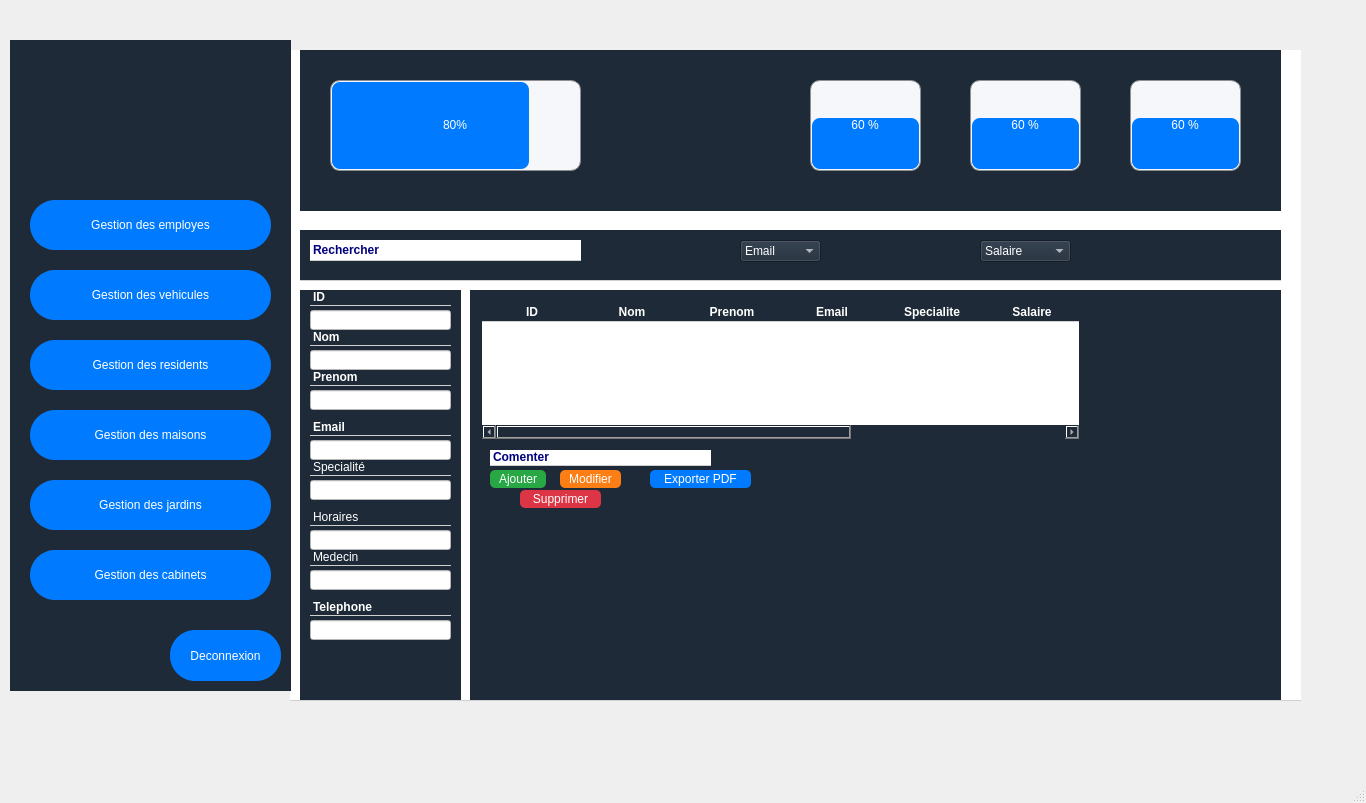
The window that mainwindow.ui (hamdidhiaeddine/SmartCity-) describes before a commit, drawn with Qt 5.
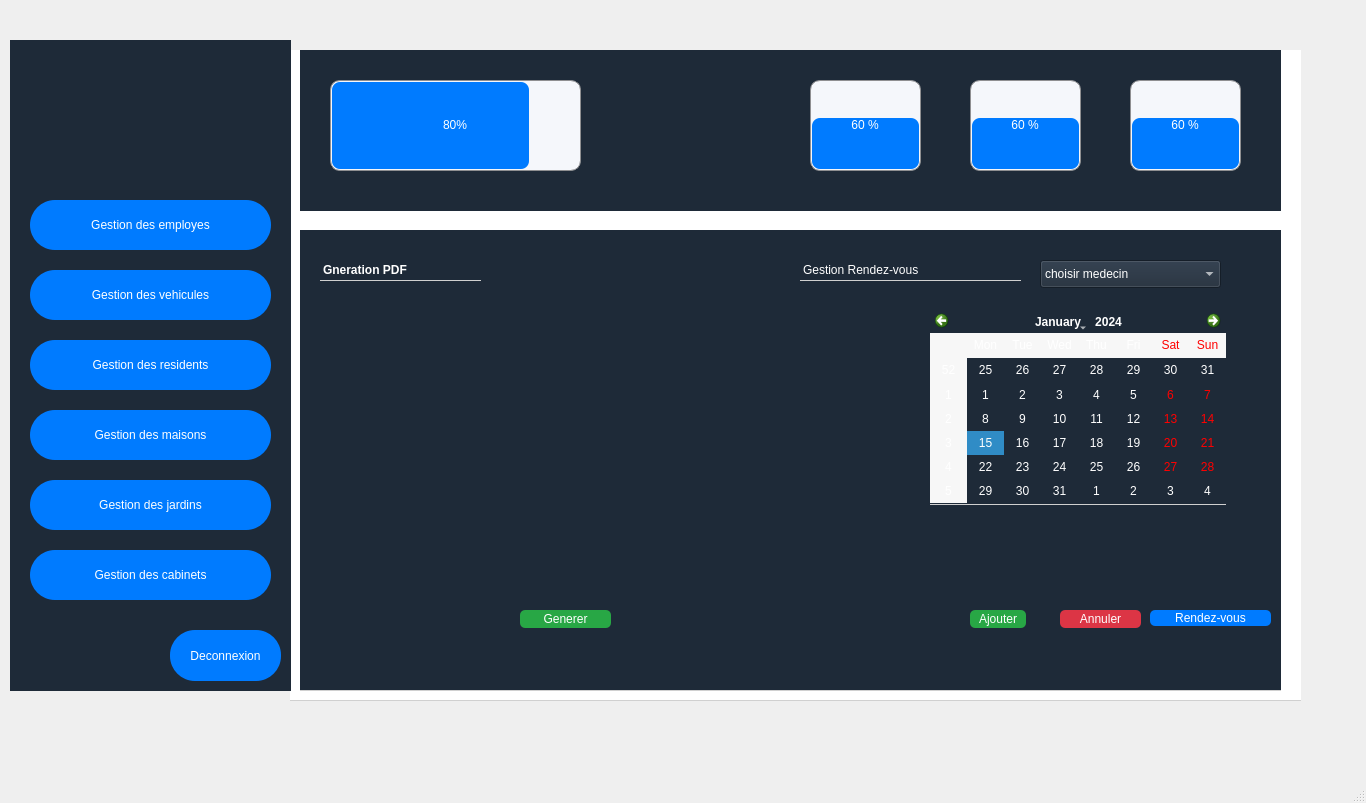
The same window after the commit. The open tabs and pages were chosen to show the change. Icons and pictures are not drawn.

Patch:
```diff
--- a/mainwindow.ui
+++ b/mainwindow.ui
@@ -5935,6 +5935,170 @@
        <zorder>liste_3</zorder>
        <zorder>trirecherche_3</zorder>
       </widget>
+      <widget class="QWidget" name="page_6">
+       <widget class="QFrame" name="cruds_11">
+        <property name="geometry">
+         <rect>
+          <x>10</x>
+          <y>20</y>
+          <width>981</width>
+          <height>461</height>
+         </rect>
+        </property>
+        <property name="styleSheet">
+         <string notr="true">background-color: #1e2a38;
+color: white;
+font: bold 11pt &quot;Arial&quot;;
+
+</string>
+        </property>
+        <property name="frameShape">
+         <enum>QFrame::Shape::NoFrame</enum>
+        </property>
+        <widget class="QPushButton" name="ajouter_8">
+         <property name="geometry">
+          <rect>
+           <x>220</x>
+           <y>380</y>
+           <width>91</width>
+           <height>18</height>
+          </rect>
+         </property>
+         <property name="styleSheet">
+          <string notr="true">QPushButton {
+    background-color: #28a745;
+    color: white;
+    border-radius: 5px;
+}
+
+</string>
+         </property>
+         <property name="text">
+          <string>Generer</string>
+         </property>
+        </widget>
+        <widget class="QLabel" name="idcabi_2">
+         <property name="geometry">
+          <rect>
+           <x>20</x>
+           <y>30</y>
+           <width>161</width>
+           <height>21</height>
+          </rect>
+         </property>
+         <property name="styleSheet">
+          <string notr="true"/>
+         </property>
+         <property name="text">
+          <string>&lt;html&gt;&lt;head/&gt;&lt;body&gt;&lt;p&gt;&lt;span style=&quot; font-weight:704;&quot;&gt;Gneration PDF&lt;/span&gt;&lt;/p&gt;&lt;/body&gt;&lt;/html&gt;</string>
+         </property>
+        </widget>
+        <widget class="QLabel" name="idcabi_3">
+         <property name="geometry">
+          <rect>
+           <x>500</x>
+           <y>30</y>
+           <width>221</width>
+           <height>21</height>
+          </rect>
+         </property>
+         <property name="styleSheet">
+          <string notr="true"/>
+         </property>
+         <property name="text">
+          <string>&lt;html&gt;&lt;head/&gt;&lt;body&gt;&lt;p&gt;Gestion Rendez-vous&lt;/p&gt;&lt;/body&gt;&lt;/html&gt;</string>
+         </property>
+        </widget>
+        <widget class="QPushButton" name="exporter_8">
+         <property name="geometry">
+          <rect>
+           <x>850</x>
+           <y>380</y>
+           <width>121</width>
+           <height>16</height>
+          </rect>
+         </property>
+         <property name="styleSheet">
+          <string notr="true">QPushButton {
+    background-color: #007bff;
+    color: white;
+    border-radius: 5px;
+}
+</string>
+         </property>
+         <property name="text">
+          <string>Rendez-vous</string>
+         </property>
+        </widget>
+        <widget class="QCalendarWidget" name="calendarWidget_2">
+         <property name="geometry">
+          <rect>
+           <x>630</x>
+           <y>80</y>
+           <width>296</width>
+           <height>195</height>
+          </rect>
+         </property>
+        </widget>
+        <widget class="QComboBox" name="comboBox_3">
+         <property name="geometry">
+          <rect>
+           <x>740</x>
+           <y>30</y>
+           <width>181</width>
+           <height>28</height>
+          </rect>
+         </property>
+         <item>
+          <property name="text">
+           <string>choisir medecin</string>
+          </property>
+         </item>
+        </widget>
+        <widget class="QPushButton" name="ajouter_9">
+         <property name="geometry">
+          <rect>
+           <x>670</x>
+           <y>380</y>
+           <width>56</width>
+           <height>18</height>
+          </rect>
+         </property>
+         <property name="styleSheet">
+          <string notr="true">QPushButton {
+    background-color: #28a745;
+    color: white;
+    border-radius: 5px;
+}
+
+</string>
+         </property>
+         <property name="text">
+          <string>Ajouter</string>
+         </property>
+        </widget>
+        <widget class="QPushButton" name="supprimer_6">
+         <property name="geometry">
+          <rect>
+           <x>760</x>
+           <y>380</y>
+           <width>81</width>
+           <height>18</height>
+          </rect>
+         </property>
+         <property name="styleSheet">
+          <string notr="true">QPushButton {
+    background-color: #dc3545;
+    color: white;
+    border-radius: 5px;
+}</string>
+         </property>
+         <property name="text">
+          <string>Annuler</string>
+         </property>
+        </widget>
+       </widget>
+      </widget>
      </widget>
      <widget class="QProgressBar" name="pourcentage_17">
       <property name="geometry">
```
Left out of the diff: 2 changed lines with no effect on the pictures.
